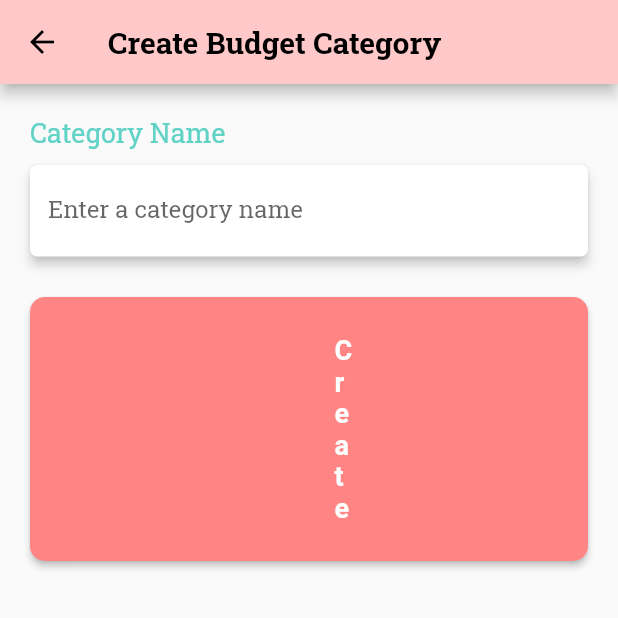
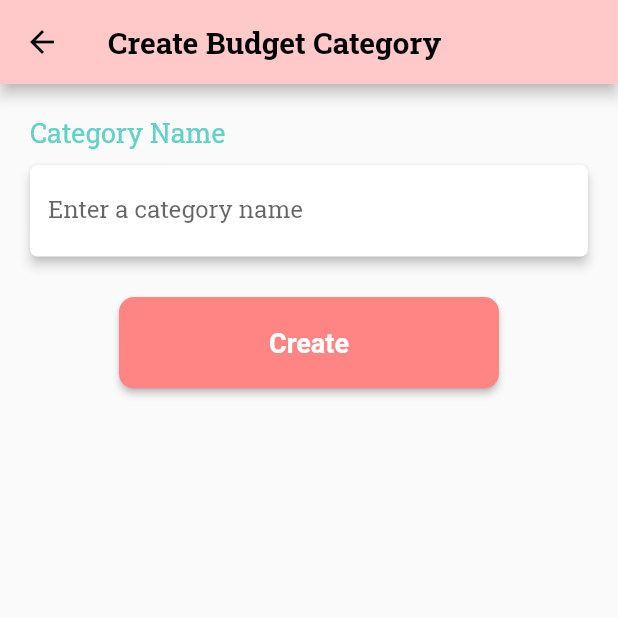
Before and after one commit to oyousef25/LoveBirdsApp, a Flutter app: the BudgetPage screen opened directly, after a tap on the "add" icon, on a phone screen of 412 x 824 dp, the top half of it. Run offline on Flutter 3.47's test engine with Material 2 defaults, Android fonts, the phone set to English and light mode, and no system bars; our stand-ins replace cached_network_image, pie_chart, shared_preferences; accounts and stored records are empty; network calls fail.

Commit message:
#26 Modify budget categories page *Shrunk the size of the budget categories grid

```diff
--- a/lib/Budget/budget_categories.dart
+++ b/lib/Budget/budget_categories.dart
@@ -66,9 +66,12 @@ class _BudgetPageState extends State<BudgetPage> {
                 Expanded(
                   child: GridView.builder(
                       gridDelegate:
-                          const SliverGridDelegateWithFixedCrossAxisCount(
+                          SliverGridDelegateWithFixedCrossAxisCount(
                         crossAxisCount: 2,
-                        mainAxisExtent: 250,
+                        mainAxisExtent: 100,
+                        mainAxisSpacing: 4.0,
+                        crossAxisSpacing: 8.0,
+                            childAspectRatio: 1.5
                       ),
                       itemCount: snapshot.data.keys.length,
                       itemBuilder: (BuildContext context, int index) {
@@ -84,7 +87,7 @@ class _BudgetPageState extends State<BudgetPage> {
                           },
                           child: Card(
                             margin: const EdgeInsets.symmetric(
-                                vertical: 30.0, horizontal: 30.0),
+                                vertical: 10.0, horizontal: 10.0),
                             shape: RoundedRectangleBorder(
                                 borderRadius: BorderRadius.circular(10.0)),
                             color: Colors.white,
--- a/lib/Budget/create_budget_category.dart
+++ b/lib/Budget/create_budget_category.dart
@@ -114,7 +114,7 @@ class _CreateBudgetPageState extends State<CreateBudgetPage> {
                         MaterialStateProperty.all<Color>(Constants.buttonRed),
                     padding: MaterialStateProperty.all<EdgeInsets>(
                         const EdgeInsets.symmetric(
-                            vertical: 25.0, horizontal: 203.0)),
+                            vertical: 20.0, horizontal: 100.0)),
                   ),
                 ),
               ),
--- a/lib/Budget/edit_budget_category.dart
+++ b/lib/Budget/edit_budget_category.dart
@@ -120,7 +120,7 @@ class _EditBudgetPageState extends State<EditBudgetPage> {
                   MaterialStateProperty.all<Color>(Constants.buttonRed),
                   padding: MaterialStateProperty.all<EdgeInsets>(
                       const EdgeInsets.symmetric(
-                          vertical: 25.0, horizontal: 209.0)),
+                          vertical: 20.0, horizontal: 100.0)),
                 ),
               ),
             ),
--- a/lib/Budget/view_budget_category.dart
+++ b/lib/Budget/view_budget_category.dart
@@ -143,7 +143,7 @@ class _ViewBudgetCategory extends State<ViewBudgetCategory> {
                                     Constants.buttonRed),
                                 padding: MaterialStateProperty.all<EdgeInsets>(
                                     EdgeInsets.symmetric(
-                                        vertical: 25.0, horizontal: 40.0)),
+                                        vertical: 20.0, horizontal: 30.0)),
                               )),
                           ElevatedButton(
                             onPressed: () => {
@@ -166,7 +166,7 @@ class _ViewBudgetCategory extends State<ViewBudgetCategory> {
                                   Constants.buttonGreen),
                               padding: MaterialStateProperty.all<EdgeInsets>(
                                   EdgeInsets.symmetric(
-                                      vertical: 25.0, horizontal: 35.0)),
+                                      vertical: 20.0, horizontal: 30.0)),
                             ),
                           ),
                         ],
@@ -184,7 +184,7 @@ class _ViewBudgetCategory extends State<ViewBudgetCategory> {
                       MaterialStateProperty.all<Color>(Constants.buttonRed),
                       padding: MaterialStateProperty.all<EdgeInsets>(
                           const EdgeInsets.symmetric(
-                              vertical: 25.0, horizontal: 161.0)),
+                              vertical: 20.0, horizontal: 100.0)),
                     ),
                   ),
 
```
